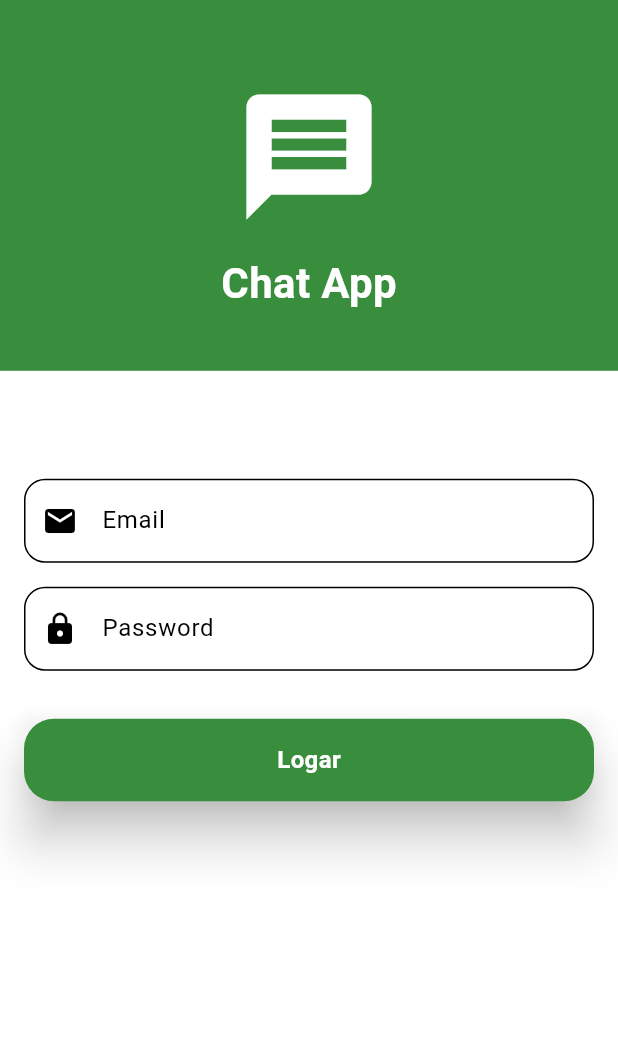
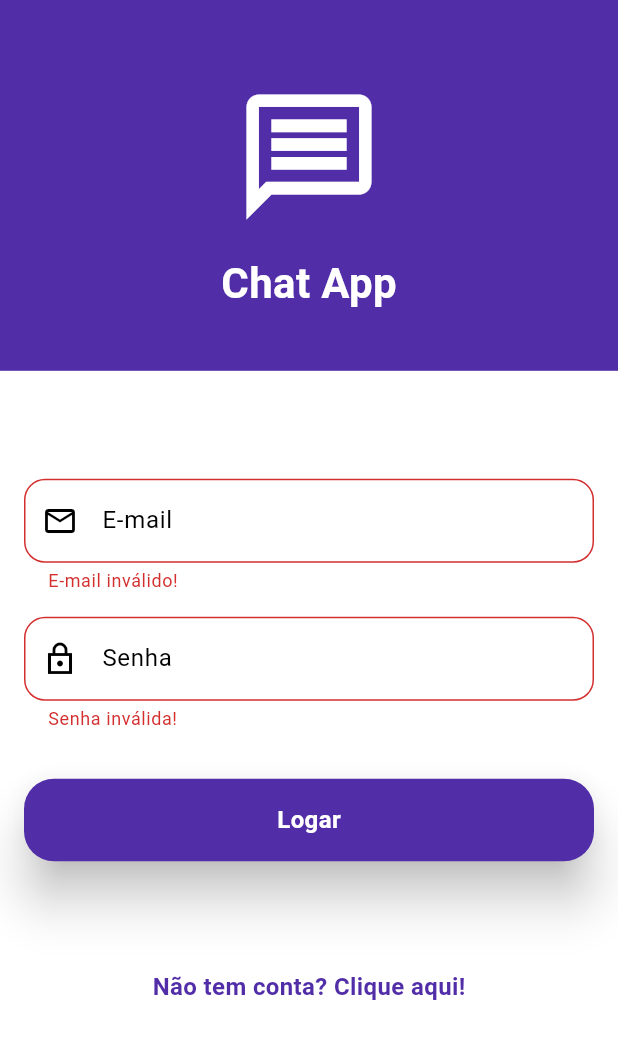
Before and after one commit to lucasm3ndales/chat_app, a Flutter app: the screen it shows after launch, after a tap on "Logar", on a phone screen of 412 x 824 dp. Shown: the top 1039 px of the screen. Run offline on Flutter 3.47's test engine with Material 3 defaults, Android fonts, the light colour scheme and no system bars.

Commit message:
#2 feat: tela de registro

```diff
--- a/lib/main.dart
+++ b/lib/main.dart
@@ -1,5 +1,6 @@
 import 'package:chat_app/theme/light_theme.dart';
 import 'package:chat_app/view/login_view.dart';
+import 'package:chat_app/view/register_view.dart';
 import 'package:flutter/material.dart';
 
 void main() {
@@ -16,7 +17,9 @@ class MyApp extends StatelessWidget {
       debugShowCheckedModeBanner: false,
       theme: lightMode,
       home: LoginView(),
-
+      routes: {
+        '/register': (context) => RegisterView()
+      },
     );
   }
 }
--- /dev/null
+++ b/lib/model/chat_model.dart
@@ -0,0 +1,21 @@
+
+
+import 'package:chat_app/model/message_model.dart';
+import 'package:chat_app/model/user_model.dart';
+
+class Chat {
+  User sender;
+  User receiver;
+  DateTime createdAt;
+  Message lastMessage;
+  List<Message> messages = [];
+
+
+  Chat({
+    required this.sender,
+    required this.receiver,
+    required this.lastMessage,
+    required this.createdAt,
+    required this.messages
+  });
+}
--- /dev/null
+++ b/lib/model/message_model.dart
@@ -0,0 +1,15 @@
+import 'package:chat_app/model/user_model.dart';
+
+class Message {
+  String content;
+  User sender;
+  User receiver;
+  DateTime sentAt;
+
+  Message({
+    required this.content,
+    required this.sender,
+    required this.receiver,
+    required this.sentAt
+  });
+}
--- /dev/null
+++ b/lib/model/user_model.dart
@@ -0,0 +1,23 @@
+
+
+class User {
+  String name;
+  String phone;
+  String email;
+  String password;
+  String? country;
+  String? city;
+  String? bio;
+  String? profileImageUrl;
+
+  User({
+    required this.name,
+    required this.phone,
+    required this.email,
+    required this.password,
+    this.country,
+    this.city,
+    this.profileImageUrl,
+    this.bio,
+  });
+}
--- a/lib/theme/light_theme.dart
+++ b/lib/theme/light_theme.dart
@@ -3,8 +3,10 @@ import 'package:flutter/material.dart';
 ThemeData lightMode = ThemeData(
   colorScheme: ColorScheme.light(
     background: Colors.white,
-    primary: Colors.green.shade700,
+    primary: Colors.deepPurple.shade700,
     secondary: Colors.black,
-    tertiary: Colors.grey.shade800
+    tertiary: Colors.grey.shade800,
+    error: Colors.red.shade700,
+    surface: Colors.green.shade700
   )
 );
--- a/lib/view/login_view.dart
+++ b/lib/view/login_view.dart
@@ -1,27 +1,47 @@
+import 'package:flutter/material.dart';
 import 'package:chat_app/widget/custom_button.dart';
 import 'package:chat_app/widget/custom_field.dart';
-import 'package:flutter/material.dart';
 
 class LoginView extends StatelessWidget {
-  LoginView({super.key});
+  LoginView({Key? key}) : super(key: key);
+
+  final GlobalKey<FormState> _loginForm = GlobalKey<FormState>();
+
   final TextEditingController _emailController = TextEditingController();
   final TextEditingController _passController = TextEditingController();
 
+  String? verifyEmail(String value) {
+    RegExp regex = RegExp(r'^.{3,}@.*$');
+
+    if (value.isEmpty || !value.contains('@') || !regex.hasMatch(value)) {
+      return 'E-mail inválido!';
+    }
+    return null;
+  }
+
+  String? verifyPass(String value) {
+    if (value.isEmpty || value.length < 6) {
+      return 'Senha inválida!';
+    }
+    return null;
+  }
 
   @override
   Widget build(BuildContext context) {
-    // Obtém a altura da tela
     final screenHeight = MediaQuery.of(context).size.height;
 
     return Scaffold(
       backgroundColor: Theme.of(context).colorScheme.background,
-      body: Column(
+      body: SingleChildScrollView(
+        child: Form(
+          key: _loginForm,
+          child: Column(
             children: [
               Container(
-            width: double.infinity, // Largura total
-            height: screenHeight * 0.3, // Altura 30% da tela
+                width: double.infinity,
+                height: screenHeight * 0.3,
                 decoration: BoxDecoration(
-              color: Theme.of(context).colorScheme.primary, // Cor de fundo
+                  color: Theme.of(context).colorScheme.primary,
                 ),
                 child: Column(
                   mainAxisAlignment: MainAxisAlignment.center,
@@ -29,12 +49,12 @@ class LoginView extends StatelessWidget {
                     Container(
                       margin: const EdgeInsets.only(top: 16.0),
                       child: Icon(
-                    Icons.message,
+                        Icons.message_outlined,
                         size: 100,
                         color: Theme.of(context).colorScheme.background,
                       ),
                     ),
-                const SizedBox(height: 14.0), // Espaço entre o ícone e o texto
+                    const SizedBox(height: 14.0),
                     Text(
                       'Chat App',
                       style: TextStyle(
@@ -48,31 +68,58 @@ class LoginView extends StatelessWidget {
               ),
               Container(
                 width: double.infinity,
-            margin: EdgeInsets.only(left: 16.0, right: 16.0, top: 72.0),
+                margin: EdgeInsets.symmetric(horizontal: 16.0, vertical: 72.0),
                 color: Theme.of(context).colorScheme.background,
                 child: Column(
                   mainAxisAlignment: MainAxisAlignment.center,
                   children: [
-                InputField(
+                    CustomField(
+                      validator: (value) {
+                        return verifyEmail(value!);
+                      },
                       controller: _emailController,
-                  hintText: 'Email',
-                  icon: Icons.email,
+                      hintText: 'E-mail',
+                      prefixIcon: Icons.email_outlined,
                     ),
                     const SizedBox(height: 16.0),
-                InputField(
+                    CustomField(
+                      validator: (value) {
+                        return verifyPass(value!);
+                      },
                       controller: _passController,
-                  hintText: 'Password',
-                  icon: Icons.lock,
+                      hintText: 'Senha',
+                      prefixIcon: Icons.lock_outline_sharp,
                       obscureText: true,
                     ),
                     const SizedBox(height: 32.0),
-                CustomButton(text: 'Logar', onPressed: () => {})
-
+                    CustomButton(
+                      text: 'Logar',
+                      onPressed: () => {
+                        if (_loginForm.currentState!.validate())
+                          {print('LOGAR')},
+                      },
+                    ),
+                    const SizedBox(height: 72.0),
+                    GestureDetector(
+                      onTap: () {
+                        Navigator.pushNamed(context, '/register');
+                      },
+                      child: Text(
+                        'Não tem conta? Clique aqui!',
+                        style: TextStyle(
+                          color: Theme.of(context).colorScheme.primary,
+                          fontSize: 16.0,
+                          fontWeight: FontWeight.bold,
+                        ),
+                      ),
+                    ),
                   ],
                 ),
               ),
             ],
           ),
+        ),
+      ),
     );
   }
 }
--- a/lib/widget/custom_button.dart
+++ b/lib/widget/custom_button.dart
@@ -21,12 +21,12 @@ class _CustomButtonState extends State<CustomButton> {
   Widget build(BuildContext context) {
     return Material(
       color: Colors.transparent,
-      borderRadius: BorderRadius.circular(8.0),
+      borderRadius: BorderRadius.circular(20.0),
       elevation: 14.0,
       child: InkWell(
         onTap: widget.onPressed,
-        borderRadius: BorderRadius.circular(8.0),
-        splashColor: Theme.of(context).colorScheme.onPrimary.withOpacity(0.2),
+        borderRadius: BorderRadius.circular(20.0),
+        splashColor: Theme.of(context).colorScheme.onPrimary.withOpacity(0.6),
         onTapDown: (_) {
           setState(() {
             _isPressed = true;
--- a/lib/widget/custom_field.dart
+++ b/lib/widget/custom_field.dart
@@ -1,27 +1,35 @@
 import 'package:flutter/material.dart';
 
-class InputField extends StatelessWidget {
+class CustomField extends StatelessWidget {
   final String hintText;
-  final IconData icon;
+  final IconData? prefixIcon;
   final bool obscureText;
   final TextEditingController controller;
+  final FormFieldValidator<String>? validator; // Função de validação do campo
+  final IconData? suffixIcon;
+  final VoidCallback? onSuffixIconPressed; // Ação a ser executada quando o ícone de sufixo for pressionado
 
-  const InputField({
+  const CustomField({
     Key? key,
     required this.hintText,
-    required this.icon,
     required this.controller,
+    this.validator,
+    this.prefixIcon,
     this.obscureText = false,
+    this.suffixIcon,
+    this.onSuffixIconPressed,
   }) : super(key: key);
 
   @override
   Widget build(BuildContext context) {
-    return TextField(
+    return TextFormField(
+      validator: validator,
       obscureText: obscureText,
       controller: controller,
       decoration: InputDecoration(
         hintText: hintText,
-        prefixIcon: Icon(icon),
+        prefixIcon: prefixIcon != null ? Icon(prefixIcon) : null,
+        suffixIcon: suffixIcon != null ? IconButton(icon: Icon(suffixIcon), onPressed: onSuffixIconPressed,) : null,
         border: OutlineInputBorder(
           borderRadius: BorderRadius.circular(14.0),
         ),
```
Also changed, not shown: lib/view/register_view.dart (added, +308 -0 lines), lib/viewmodel/register_view_model.dart (added, +8 -0 lines). Lines whose indentation alone changed are shown as unchanged.
